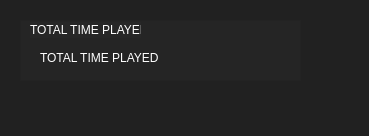
Before: the Qt Designer form stats.ui in illud/crono, drawn with Qt 5.
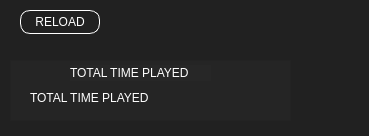
After: the same form once the commit is applied.

Commit message: STATS Added reload button

Patch:
```diff
--- a/stats.ui
+++ b/stats.ui
@@ -19,8 +19,8 @@
   <widget class="QFrame" name="frame">
    <property name="geometry">
     <rect>
-     <x>20</x>
-     <y>20</y>
+     <x>10</x>
+     <y>60</y>
      <width>281</width>
      <height>61</height>
     </rect>
@@ -37,9 +37,9 @@
    <widget class="QLabel" name="label">
     <property name="geometry">
      <rect>
-      <x>10</x>
-      <y>2</y>
-      <width>111</width>
+      <x>60</x>
+      <y>5</y>
+      <width>141</width>
       <height>16</height>
      </rect>
     </property>
@@ -69,6 +69,45 @@
     </property>
    </widget>
   </widget>
+  <widget class="QPushButton" name="reloadBtn">
+   <property name="geometry">
+    <rect>
+     <x>20</x>
+     <y>10</y>
+     <width>80</width>
+     <height>24</height>
+    </rect>
+   </property>
+   <property name="styleSheet">
+    <string notr="true">QPushButton#reloadBtn { 
+    background-color:  transparent;
+	font: 900 9pt &quot;Arial Black&quot;;
+	color: rgb(255, 255, 255);
+    border: 1px;
+	border-color: rgb(255,255,255);
+	border-style: outset;
+border-radius: 10px;
+}
+
+QPushButton#reloadBtn:hover{ 
+    background-color: rgb(33, 78, 203);
+	font: 900 9pt &quot;Arial Black&quot;;
+	color: rgb(255, 255, 255);
+    border: 0px;
+}
+
+QPushButton#reloadBtn::focus:pressed{ 
+	background-color: rgb(38, 72, 184);
+	font: 900 9pt &quot;Arial Black&quot;;
+	color: rgb(255, 255, 255);
+    border: 0px;
+}
+</string>
+   </property>
+   <property name="text">
+    <string>RELOAD</string>
+   </property>
+  </widget>
  </widget>
  <resources/>
  <connections/>
```
Left out of the diff: 3 changed lines with no effect on the pictures. The commit also changes 3 other files.
